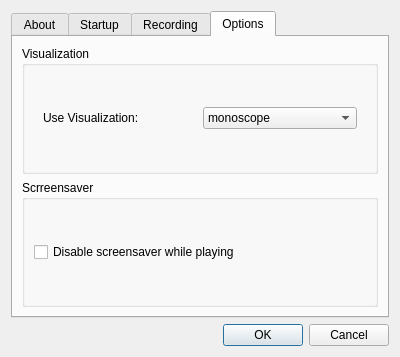
Qt form finny/ui/Settings.ui (RyanNerd/finny) before a commit.
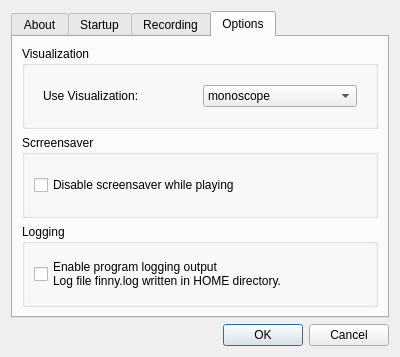
The same form after that commit. The open tabs and pages were chosen to show the change. Icons and pictures are not drawn.

Commit message: Added logging enable checkbox to settings dialog.

Diff of the .ui file:
```diff
--- a/finny/ui/Settings.ui
+++ b/finny/ui/Settings.ui
@@ -481,6 +481,23 @@
          </layout>
         </widget>
        </item>
+       <item>
+        <widget class="QGroupBox" name="groupBox_5">
+         <property name="title">
+          <string>Logging</string>
+         </property>
+         <layout class="QVBoxLayout" name="verticalLayout_13">
+          <item>
+           <widget class="QCheckBox" name="Logging">
+            <property name="text">
+             <string>Enable program logging output
+Log file finny.log written in HOME directory.</string>
+            </property>
+           </widget>
+          </item>
+         </layout>
+        </widget>
+       </item>
       </layout>
      </widget>
     </widget>
```
Left out of the diff: 2 changed lines with no effect on the pictures. The commit also changes 4 other files.
